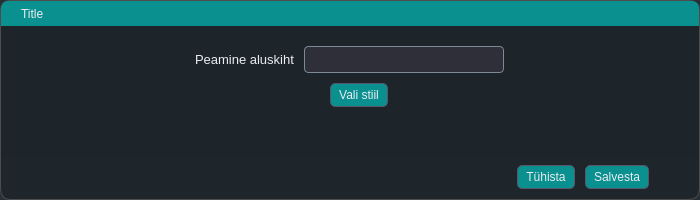
First picture: the form in mailabl-qgis/config/confWidgets/LayerSetup.ui, repository TuloliKalver/mailabl-qgis, before the edit.
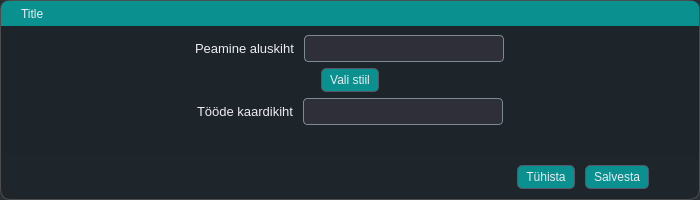
Second picture: the form after the edit. Icons and pictures are not drawn.

```diff
--- a/mailabl-qgis/config/confWidgets/LayerSetup.ui
+++ b/mailabl-qgis/config/confWidgets/LayerSetup.ui
@@ -462,21 +462,6 @@
       <item>
        <widget class="QWidget" name="fSettingsProperties" native="true">
         <layout class="QVBoxLayout" name="verticalLayout">
-         <property name="spacing">
-          <number>10</number>
-         </property>
-         <property name="leftMargin">
-          <number>0</number>
-         </property>
-         <property name="topMargin">
-          <number>20</number>
-         </property>
-         <property name="rightMargin">
-          <number>0</number>
-         </property>
-         <property name="bottomMargin">
-          <number>0</number>
-         </property>
          <item alignment="Qt::AlignHCenter">
           <widget class="QFrame" name="frame_2">
            <property name="frameShape">
@@ -567,7 +552,7 @@
            </layout>
           </widget>
          </item>
-         <item alignment="Qt::AlignHCenter">
+         <item>
           <widget class="QFrame" name="frame_3">
            <property name="frameShape">
             <enum>QFrame::StyledPanel</enum>
@@ -591,25 +576,7 @@
             <property name="bottomMargin">
              <number>0</number>
             </property>
-            <item alignment="Qt::AlignLeft">
-             <widget class="QLabel" name="lblTarget_Cadastral">
-              <property name="minimumSize">
-               <size>
-                <width>0</width>
-                <height>0</height>
-               </size>
-              </property>
-              <property name="font">
-               <font>
-                <pointsize>10</pointsize>
-               </font>
-              </property>
-              <property name="text">
-               <string/>
-              </property>
-             </widget>
-            </item>
-            <item>
+            <item alignment="Qt::AlignHCenter">
              <widget class="QPushButton" name="pbChangLayerStyle">
               <property name="text">
                <string>Vali stiil</string>
@@ -619,6 +586,96 @@
            </layout>
           </widget>
          </item>
+         <item alignment="Qt::AlignHCenter">
+          <widget class="QFrame" name="WorksElements">
+           <property name="frameShape">
+            <enum>QFrame::StyledPanel</enum>
+           </property>
+           <property name="frameShadow">
+            <enum>QFrame::Raised</enum>
+           </property>
+           <layout class="QHBoxLayout" name="horizontalLayout_4">
+            <property name="spacing">
+             <number>10</number>
+            </property>
+            <property name="leftMargin">
+             <number>0</number>
+            </property>
+            <property name="topMargin">
+             <number>0</number>
+            </property>
+            <property name="rightMargin">
+             <number>0</number>
+            </property>
+            <property name="bottomMargin">
+             <number>0</number>
+            </property>
+            <item alignment="Qt::AlignLeft">
+             <widget class="QLabel" name="lblWorksLayer">
+              <property name="font">
+               <font>
+                <family>Tahoma</family>
+                <pointsize>10</pointsize>
+               </font>
+              </property>
+              <property name="text">
+               <string>Tööde kaardikiht</string>
+              </property>
+             </widget>
+            </item>
+            <item>
+             <widget class="QComboBox" name="cbWorksLayer">
+              <property name="minimumSize">
+               <size>
+                <width>200</width>
+                <height>0</height>
+               </size>
+              </property>
+              <property name="baseSize">
+               <size>
+                <width>0</width>
+                <height>0</height>
+               </size>
+              </property>
+              <property name="font">
+               <font>
+                <pointsize>10</pointsize>
+               </font>
+              </property>
+              <property name="sizeAdjustPolicy">
+               <enum>QComboBox::AdjustToContents</enum>
+              </property>
+              <property name="iconSize">
+               <size>
+                <width>6</width>
+                <height>6</height>
+               </size>
+              </property>
+              <item>
+               <property name="text">
+                <string/>
+               </property>
+              </item>
+              <item>
+               <property name="text">
+                <string/>
+               </property>
+              </item>
+              <item>
+               <property name="text">
+                <string/>
+               </property>
+              </item>
+              <item>
+               <property name="text">
+                <string/>
+               </property>
+              </item>
+             </widget>
+            </item>
+           </layout>
+          </widget>
+         </item>
          <item>
           <spacer name="verticalSpacer_2">
            <property name="orientation">
```
